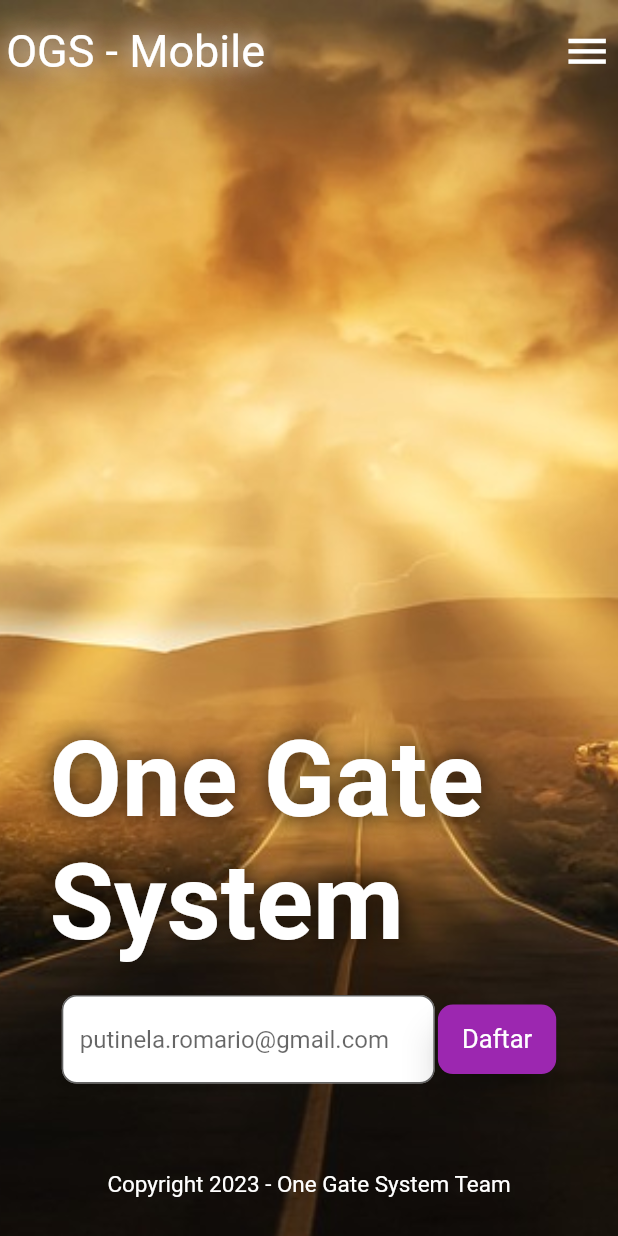
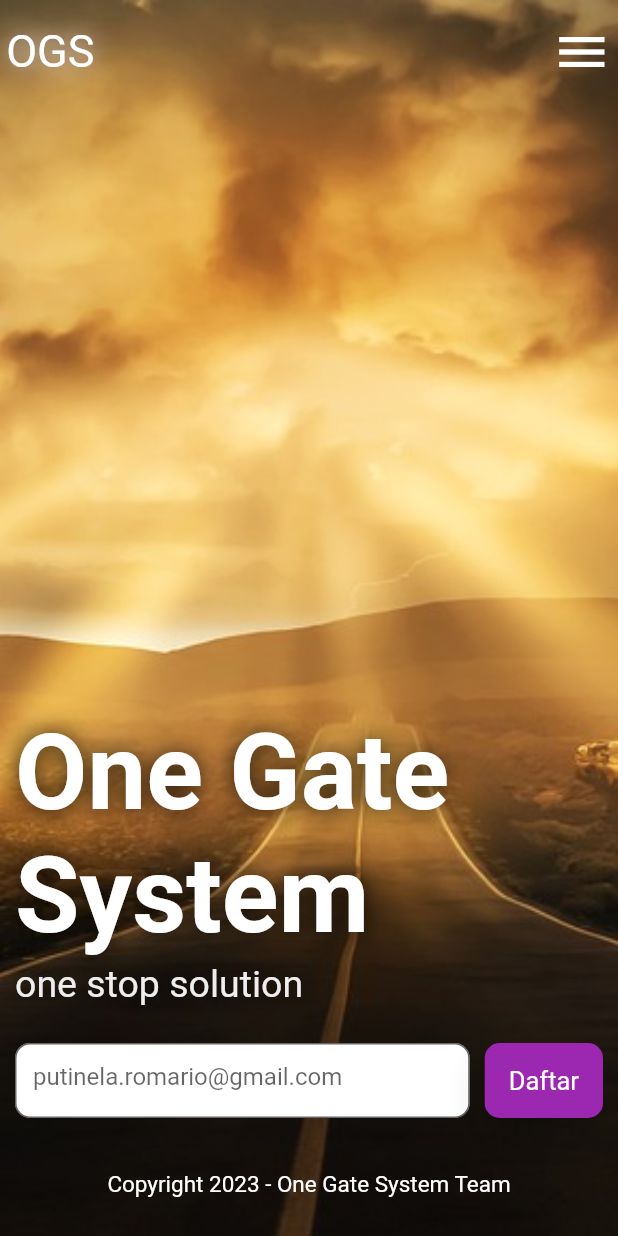
Before and after one commit to Marioello/one_gate_system, a Flutter app: the screen it shows after launch, on a phone screen of 412 x 824 dp. Run offline on Flutter 3.47's test engine with Material 2 defaults, Android fonts, the phone set to English and light mode, and no system bars; our stand-ins replace cloud_firestore, firebase_auth, firebase_core, flutter_spinkit; accounts and stored records are empty; Roboto replaces fonts that are missing (Montserrat-Regular).

Commit message:
rp - homepage - Update layout

```diff
--- a/lib/pages/home/home2.dart
+++ b/lib/pages/home/home2.dart
@@ -12,82 +12,6 @@ class HomePage2 extends StatelessWidget {
     var w = size.width / 100;
     var h = size.height / 100;
 
-    // return Scaffold(
-    //   backgroundColor: Colors.brown[50],
-    //   body: Responsive(
-    //     mobile: HomeHeader(
-    //         defPadding: defPadding, h: h, isMobile: true, text: 'Mobile'),
-    //     tablet: Container(
-    //       decoration: const BoxDecoration(
-    //         image: DecorationImage(
-    //           image: AssetImage('assets/images/main-bg.jpg'),
-    //           fit: BoxFit.cover,
-    //           opacity: 1,
-    //         ),
-    //       ),
-    //       child: Padding(
-    //         padding: EdgeInsets.symmetric(vertical: h * 2, horizontal: w * 1),
-    //         child: Column(
-    //           mainAxisAlignment: MainAxisAlignment.start,
-    //           children: [
-    //             // Header
-    //             Expanded(
-    //               flex: 1,
-    //               child:
-    //                   HomeHeader(defPadding: defPadding, h: h, text: 'Tablet'),
-    //             ),
-    //             // Body
-    //             Expanded(
-    //               flex: 10,
-    //               child: HomeBody(h: h, w: w, isTablet: true),
-    //             ),
-    //             // Footer
-    //             Expanded(
-    //               flex: 1,
-    //               child: HomeFooter(defPadding: defPadding),
-    //             ),
-    //           ],
-    //         ),
-    //       ),
-    //     ),
-    //     desktop: Container(
-    //       decoration: const BoxDecoration(
-    //         image: DecorationImage(
-    //           image: AssetImage('assets/images/main-bg.jpg'),
-    //           fit: BoxFit.cover,
-    //           opacity: 1,
-    //         ),
-    //       ),
-    //       child: Padding(
-    //         padding: EdgeInsets.symmetric(vertical: h * 2, horizontal: w * 1),
-    //         child: Column(
-    //           mainAxisAlignment: MainAxisAlignment.start,
-    //           children: [
-    //             // Header
-    //             Expanded(
-    //               flex: 1,
-    //               child:
-    //                   HomeHeader(defPadding: defPadding, h: h, text: 'Desktop'),
-    //             ),
-    //             // Body
-    //             Expanded(
-    //               flex: 10,
-    //               child: HomeBody(h: h, w: w),
-    //             ),
-    //             // Footer
-    //             Expanded(
-    //               flex: 1,
-    //               child: HomeFooter(defPadding: defPadding),
-    //             ),
-    //           ],
-    //         ),
-    //       ),
-    //     ),
-    //   ),
-    // );
-// 1589
-
-    ///
     return Scaffold(
       body: Container(
         decoration: const BoxDecoration(
@@ -186,7 +110,7 @@ class HomeHeader extends StatelessWidget {
   Widget build(BuildContext context) {
     var h = size.height / 100;
     var w = size.width / 100;
-    var titleText = text.isNotEmpty ? ' - $text' : text;
+    // var titleText = text.isNotEmpty ? ' - $text' : text;
     var mode = '';
     if (mobileMode) {
       mode = 'Mobile';
@@ -196,7 +120,7 @@ class HomeHeader extends StatelessWidget {
       mode = 'Desktop';
     }
 
-    print('Mode: $mode');
+    print('mode: $mode');
 
     return Container(
       color: Colors.transparent,
@@ -205,8 +129,7 @@ class HomeHeader extends StatelessWidget {
         child: Row(
           mainAxisAlignment: MainAxisAlignment.spaceBetween,
           children: [
-            textHelper(
-                mobileMode ? 'OGS$titleText' : 'One Gate System$titleText',
+            textHelper(mobileMode ? 'OGS' : 'One Gate System',
                 size: 30.0,
                 color: Colors.white,
                 shadows: [
@@ -216,9 +139,10 @@ class HomeHeader extends StatelessWidget {
                     offset: Offset(0.0, 0.0),
                   )
                 ]),
-            mobileMode
-                ? Icon(Icons.menu, size: w * 8, color: Colors.white)
-                : ElevatedButton(
+            if (mobileMode)
+              const Icon(Icons.menu, size: 40, color: Colors.white)
+            else
+              ElevatedButton(
                 style: ElevatedButton.styleFrom(
                   backgroundColor: Colors.purple,
                   elevation: 10.0,
@@ -229,8 +153,7 @@ class HomeHeader extends StatelessWidget {
                 onPressed: () {},
                 child: Padding(
                   padding: EdgeInsets.symmetric(vertical: h * 1),
-                      child:
-                          textHelper('Login', size: 17.0, color: Colors.white),
+                  child: textHelper('Login', size: 17.0, color: Colors.white),
                 ),
               ),
           ],
@@ -261,10 +184,10 @@ class HomeBody extends StatelessWidget {
 
     if (isMobile) {
       return Padding(
-        padding: EdgeInsets.all(w * 8),
+        padding: const EdgeInsets.all(10),
         child: Column(
           mainAxisAlignment: MainAxisAlignment.end,
-          crossAxisAlignment: CrossAxisAlignment.center,
+          crossAxisAlignment: CrossAxisAlignment.start,
           children: [
             textHelper('One Gate System',
                 size: 70,
@@ -277,16 +200,28 @@ class HomeBody extends StatelessWidget {
                     offset: Offset(0.0, 0.0),
                   )
                 ]),
-            SizedBox(height: h * 2.5),
+            const SizedBox(height: 3),
+            textHelper('one stop solution',
+                size: 25,
+                color: Colors.grey.shade200,
+                shadows: [
+                  const Shadow(
+                    blurRadius: 20.0,
+                    color: Colors.black87,
+                    offset: Offset(0.0, 0.0),
+                  )
+                ]),
+            const SizedBox(height: 25),
             Container(
               // color: Colors.white70,
               color: Colors.transparent,
-              width: w * 80,
+              height: 50, // h * 10,
+              width: double.infinity, // w * 80,
               child: Row(
                 children: [
                   Expanded(
                     child: Padding(
-                      padding: EdgeInsets.only(right: w * 0.5),
+                      padding: const EdgeInsets.only(right: 10),
                       child: TextField(
                         decoration: InputDecoration(
                           filled: true,
@@ -310,7 +245,7 @@ class HomeBody extends StatelessWidget {
                     ),
                     onPressed: () {},
                     child: Padding(
-                      padding: EdgeInsets.symmetric(vertical: h * 1.6),
+                      padding: const EdgeInsets.symmetric(vertical: 15),
                       child:
                           textHelper('Daftar', size: 17.0, color: Colors.white),
                     ),
@@ -337,6 +272,7 @@ class HomeBody extends StatelessWidget {
                   offset: Offset(0.0, 0.0),
                 )
               ]),
+          const SizedBox(height: 3),
           textHelper('one stop solution',
               size: 25,
               color: Colors.grey.shade200,
@@ -347,11 +283,12 @@ class HomeBody extends StatelessWidget {
                   offset: Offset(0.0, 0.0),
                 )
               ]),
-          SizedBox(height: h * 5),
+          const SizedBox(height: 25),
           Container(
             // color: Colors.white70,
             color: Colors.transparent,
-            width: w * (isDesktop ? 35 : 50),
+            // width: w * (isDesktop ? 35 : 50),
+            width: isDesktop ? 400 : 400,
             child: Row(
               children: [
                 Expanded(
```
Lines whose indentation alone changed are shown as unchanged.
